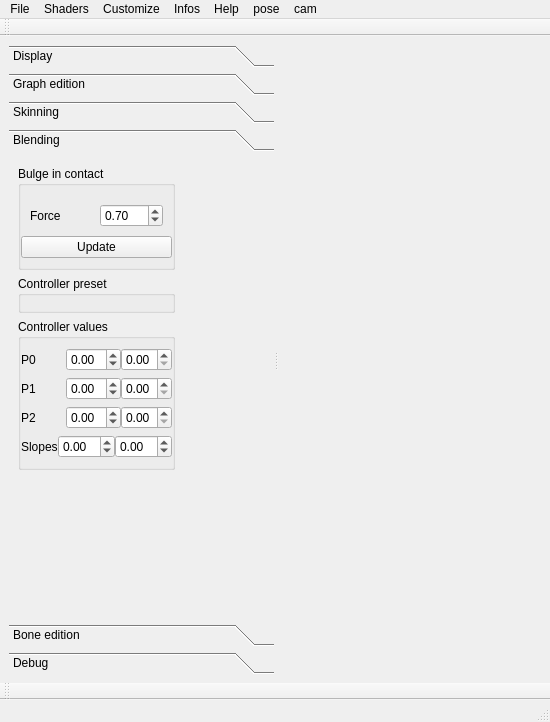
Old version of the form include/qt_gui/SKIN/main_window_skin.ui in the repository zewt/maya-implicit-skinning.
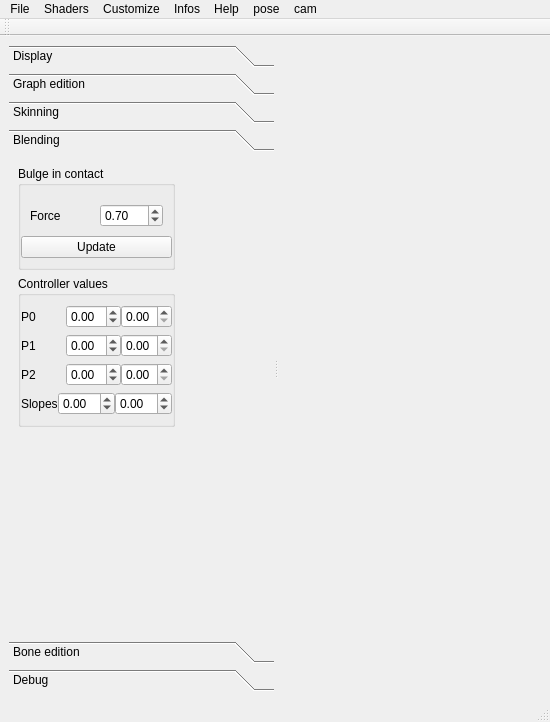
New version of the form. The open tabs and pages were chosen to show the change. Custom widgets are drawn as their Qt base class.

What changed in the file:
```diff
--- a/include/qt_gui/SKIN/main_window_skin.ui
+++ b/include/qt_gui/SKIN/main_window_skin.ui
@@ -69,9 +69,6 @@
         <layout class="QHBoxLayout" name="horizontalLayout">
          <item>
           <layout class="QVBoxLayout" name="vert_layout_display_tool_box">
-           <item>
-            <widget class="Settings_raytracing" name="settings_raytracing" native="true"/>
-           </item>
            <item>
             <widget class="QGroupBox" name="box_camera">
              <property name="title">
@@ -1362,33 +1359,6 @@
              </layout>
             </widget>
            </item>
-           <item>
-            <widget class="QGroupBox" name="grpBox_controller">
-             <property name="title">
-              <string>Controller preset</string>
-             </property>
-             <layout class="QVBoxLayout" name="verticalLayout_17">
-              <property name="spacing">
-               <number>0</number>
-              </property>
-              <property name="leftMargin">
-               <number>0</number>
-              </property>
-              <property name="topMargin">
-               <number>7</number>
-              </property>
-              <property name="rightMargin">
-               <number>0</number>
-              </property>
-              <property name="bottomMargin">
-               <number>7</number>
-              </property>
-              <item>
-               <widget class="Preset_ctrl" name="widget_ctrl_presets" native="true"/>
-              </item>
-             </layout>
-            </widget>
-           </item>
            <item>
             <widget class="QGroupBox" name="gBox_controller_values">
              <property name="title">
@@ -2646,17 +2616,6 @@
     <bool>false</bool>
    </attribute>
   </widget>
-  <widget class="Toolbar_frames" name="toolBar_frame">
-   <property name="windowTitle">
-    <string>Timeline</string>
-   </property>
-   <attribute name="toolBarArea">
-    <enum>BottomToolBarArea</enum>
-   </attribute>
-   <attribute name="toolBarBreak">
-    <bool>false</bool>
-   </attribute>
-  </widget>
   <action name="actionLoad_mesh">
    <property name="text">
     <string>Load mesh</string>
@@ -2792,28 +2751,11 @@
   </action>
  </widget>
  <customwidgets>
-  <customwidget>
-   <class>Toolbar_frames</class>
-   <extends>QToolBar</extends>
-   <header>qt_gui/common/toolbars/toolbar_frames.hpp</header>
-  </customwidget>
-  <customwidget>
-   <class>Preset_ctrl</class>
-   <extends>QWidget</extends>
-   <header>qt_gui/common/widgets/preset_controllers.hpp</header>
-   <container>1</container>
-  </customwidget>
   <customwidget>
    <class>Toolbar</class>
    <extends>QToolBar</extends>
    <header>qt_gui/common/toolbars/toolbar.hpp</header>
   </customwidget>
-  <customwidget>
-   <class>Settings_raytracing</class>
-   <extends>QWidget</extends>
-   <header>common/widgets/settings_raytracing.hpp</header>
-   <container>1</container>
-  </customwidget>
  </customwidgets>
  <resources/>
  <connections>
```
